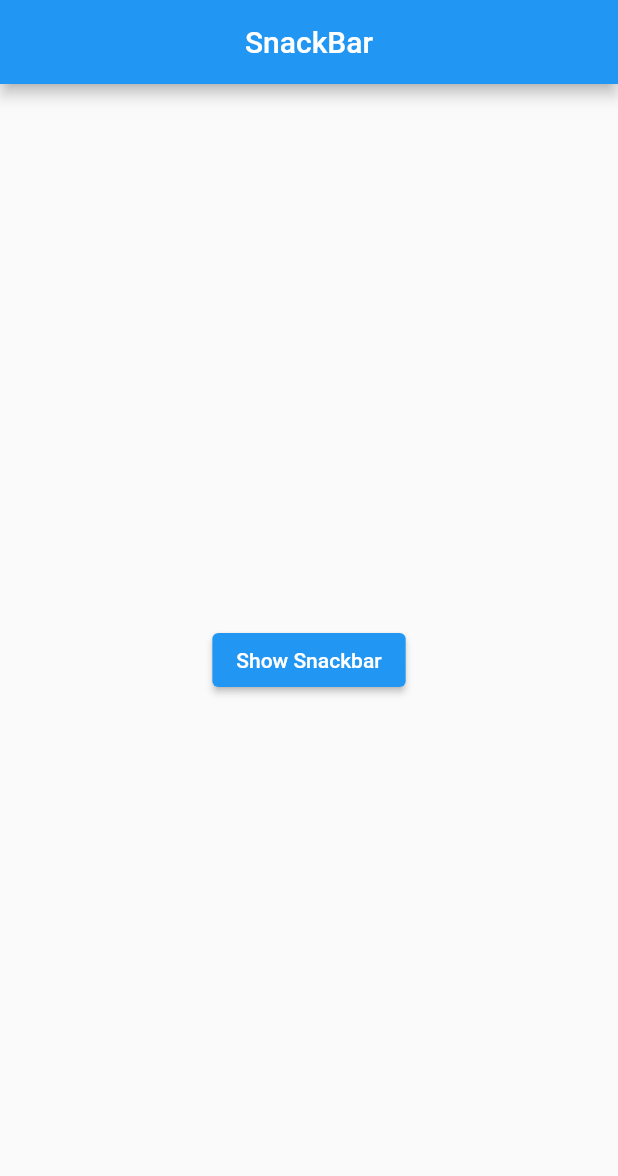
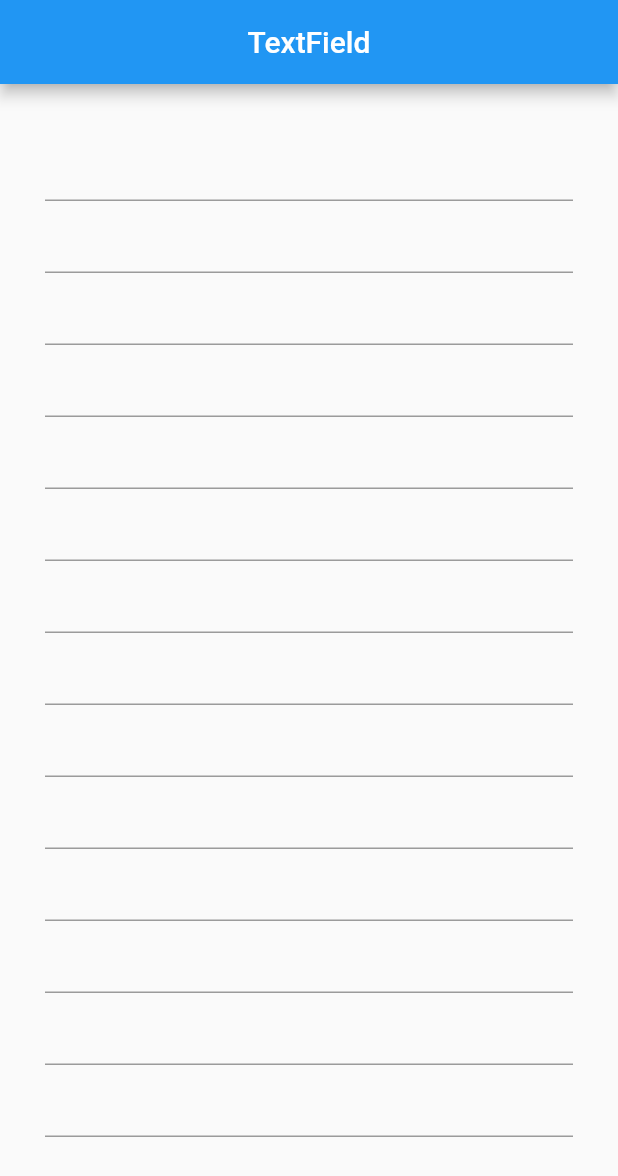
Before and after one commit to juragancode/flutter_application_2, a Flutter app: the screen it shows after launch, on a phone screen of 412 x 824 dp. Shown: the top 1176 px of the screen. Run offline on Flutter 3.47's test engine with Material 2 defaults, Android fonts, the phone set to English and light mode, and no system bars.

Commit message:
TextField 01

```diff
--- a/lib/main.dart
+++ b/lib/main.dart
@@ -1,5 +1,4 @@
 import 'package:flutter/material.dart';
-import 'package:flutter_application_2/main.dart';
 
 void main() {
   runApp(MyApp());
@@ -23,30 +22,40 @@ class HomePage extends StatelessWidget {
   @override
   Widget build(BuildContext context) {
     return Scaffold(
-      appBar: AppBar(
-        centerTitle: true,
-        title: Text("SnackBar"),
-      ),
-      body: Center(
-        child: ElevatedButton(
-          onPressed: () {
-            ScaffoldMessenger.of(context).showSnackBar(
-              SnackBar(
-                content: Text(
-                  "Apakah anda ingin melanjutkan unduhan!",
-                ),
-                action: SnackBarAction(
-                  label: "Batal",
-                  onPressed: () {
-                    print("Eh Kamu GOBLOG!");
-                  },
-                ),
-              ),
-            );
-          },
-          child: Text("Show Snackbar"),
+        appBar: AppBar(
+          centerTitle: true,
+          title: Text("TextField"),
         ),
-      ),
-    );
+        body: Padding(
+          padding: const EdgeInsets.all(30),
+          child: ListView(
+            children: [
+              TextField(),
+              TextField(),
+              TextField(),
+              TextField(),
+              TextField(),
+              TextField(),
+              TextField(),
+              TextField(),
+              TextField(),
+              TextField(),
+              TextField(),
+              TextField(),
+              TextField(),
+              TextField(),
+              TextField(),
+              TextField(),
+              TextField(),
+              TextField(),
+              TextField(),
+              TextField(),
+              TextField(),
+              TextField(),
+              TextField(),
+              TextField(),
+            ],
+          ),
+        ));
   }
 }
```
